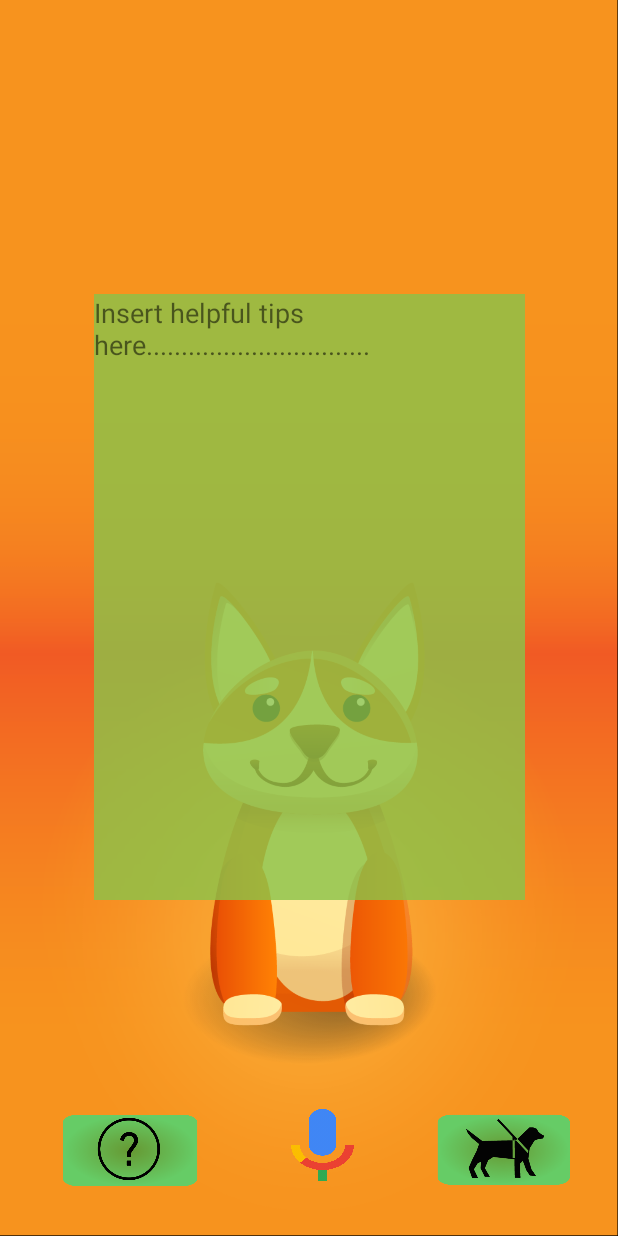
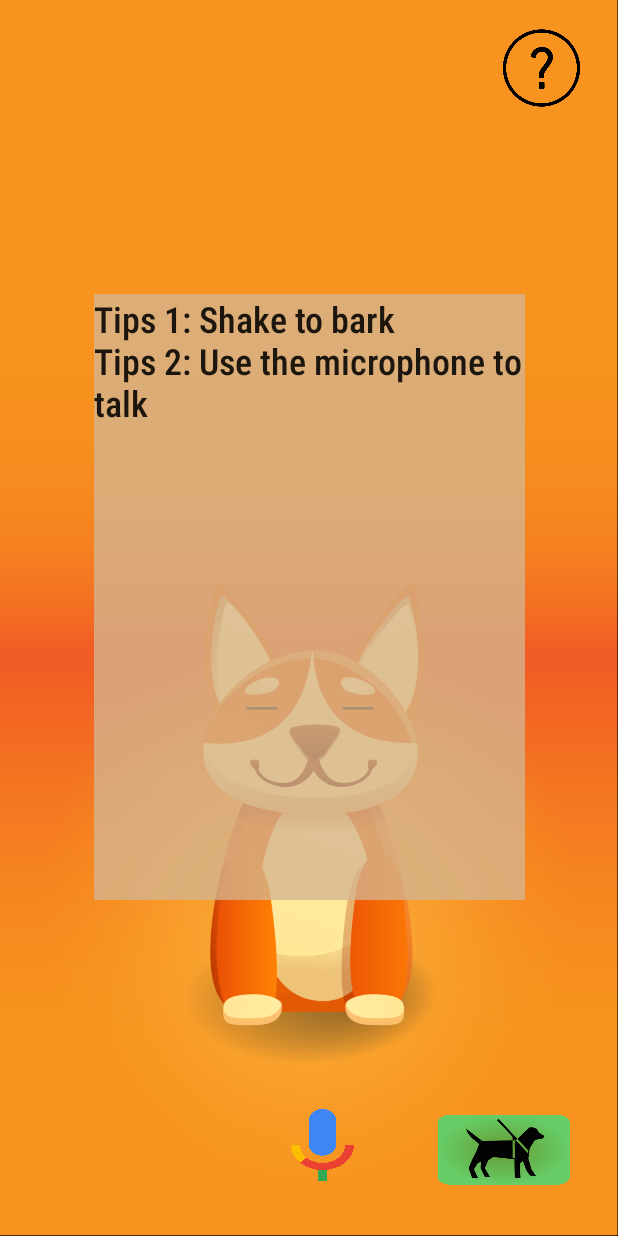
Before and after one commit to axeldomell/DogSimulator, an Android app: the screen it shows after launch (MainActivity), after a tap on an icon or button, on a phone screen of 412 x 824 dp. Run offline under Robolectric (Android 15) with nearby library versions, the phone set to English and light mode, and no system bars.

Commit message:
Updated help-design, dog is not barking when in walking activity anymore

```diff
--- a/app/src/main/java/com/example/dogsimulator/MainActivity.java
+++ b/app/src/main/java/com/example/dogsimulator/MainActivity.java
@@ -81,6 +81,7 @@ public class MainActivity extends AppCompatActivity implements SensorEventListen
 
   }
   public void step(View view) {
+   sensorManager.unregisterListener(this);
     Intent intent = new Intent(this, StepCounter.class);
     startActivity(intent);
   }
--- a/app/src/main/res/layout/activity_main.xml
+++ b/app/src/main/res/layout/activity_main.xml
@@ -42,18 +42,6 @@
     app:srcCompat="@drawable/speech_icon" />
 
   <ImageView
-    android:id="@+id/help_button"
-    android:layout_width="118dp"
-    android:layout_height="79dp"
-    app:layout_constraintBottom_toBottomOf="parent"
-    app:layout_constraintEnd_toEndOf="@+id/status_text"
-    app:layout_constraintHorizontal_bias="0.098"
-    app:layout_constraintStart_toStartOf="parent"
-    app:layout_constraintTop_toTopOf="parent"
-    app:layout_constraintVertical_bias="0.975"
-    app:srcCompat="@drawable/help_button" />
-
-  <ImageView
     android:id="@+id/walk_button"
     android:layout_width="121dp"
     android:layout_height="78dp"
@@ -69,9 +57,11 @@
     android:id="@+id/helpbox"
     android:layout_width="287dp"
     android:layout_height="404dp"
-    android:background="#CE8BC34A"
-    android:text="Insert helpful tips here................................"
-    android:textSize="18sp"
+    android:background="#C4D5B591"
+    android:fontFamily="sans-serif-condensed-medium"
+    android:text="Tips 1: Shake to bark           Tips 2: Use the microphone to talk                                 "
+    android:textAppearance="@style/TextAppearance.AppCompat.Body1"
+    android:textSize="24sp"
     android:visibility="invisible"
     app:layout_constraintBottom_toBottomOf="parent"
     app:layout_constraintEnd_toEndOf="@+id/status_text"
@@ -79,4 +69,16 @@
     app:layout_constraintTop_toTopOf="@+id/status_text"
     app:layout_constraintVertical_bias="0.467" />
 
+  <ImageView
+    android:id="@+id/help_button"
+    android:layout_width="102dp"
+    android:layout_height="56dp"
+    app:layout_constraintBottom_toBottomOf="parent"
+    app:layout_constraintEnd_toEndOf="parent"
+    app:layout_constraintHorizontal_bias="1.0"
+    app:layout_constraintStart_toStartOf="parent"
+    app:layout_constraintTop_toTopOf="parent"
+    app:layout_constraintVertical_bias="0.023"
+    app:srcCompat="@drawable/help" />
+
 </androidx.constraintlayout.widget.ConstraintLayout>
```
Also changed, not shown: app/src/main/res/drawable-v24/help.png (added).
